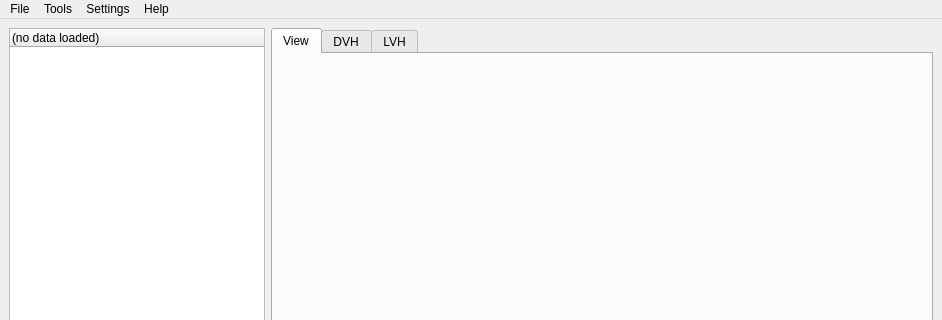
First picture: the form in pytripgui/view/main_window.ui, repository pytrip/pytripgui, before the edit; both pictures show x 0 to 942 and y 0 to 320 of the 942 by 585 pixel window.
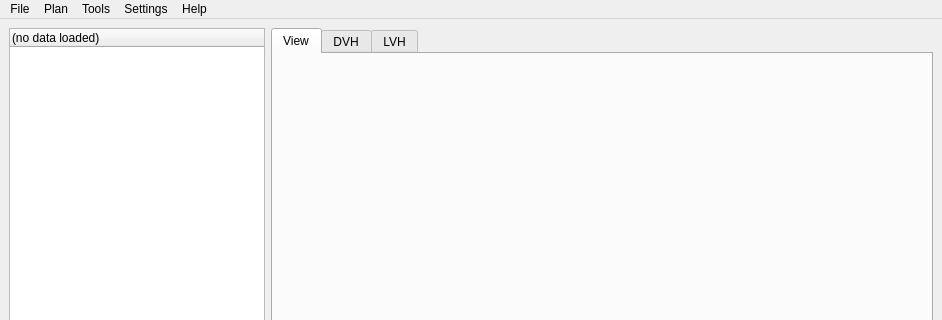
Second picture: the form after the edit.

Commit message: Show current model data when creating a new plan.

Diff of the .ui file:
```diff
--- a/pytripgui/view/main_window.ui
+++ b/pytripgui/view/main_window.ui
@@ -105,7 +105,17 @@
     </property>
     <addaction name="actionAbout"/>
    </widget>
+   <widget class="QMenu" name="menuPlan">
+    <property name="title">
+     <string>Plan</string>
+    </property>
+    <addaction name="actionNew_Plan"/>
+    <addaction name="actionEdit_Plan"/>
+    <addaction name="separator"/>
+    <addaction name="actionDelete_Plan"/>
+   </widget>
    <addaction name="menuFile"/>
+   <addaction name="menuPlan"/>
    <addaction name="menuTools"/>
    <addaction name="menuSettings"/>
    <addaction name="menuAbout"/>
```
Left out of the diff: 15 changed lines with no effect on the pictures. The commit also changes 4 other files.
